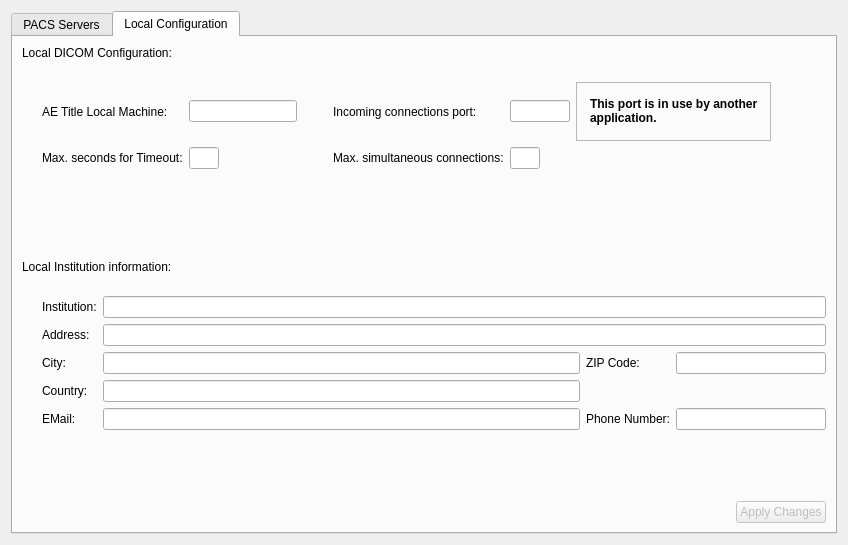
Old version of the form starviewer/src/inputoutput/qconfigurationscreenbase.ui in the repository starviewer-medical/starviewer.
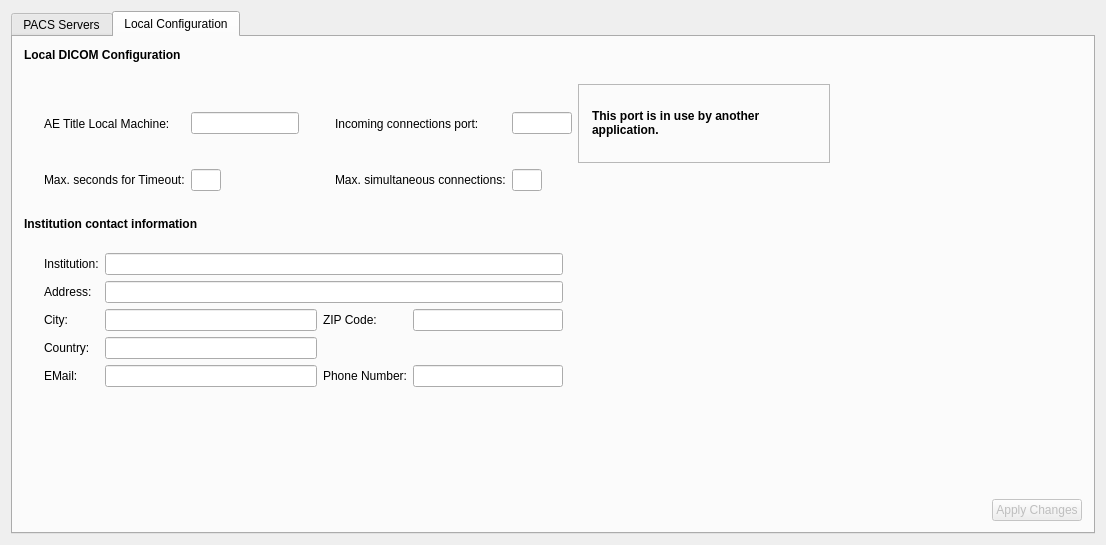
New version of the form. The open tabs and pages were chosen to show the change. Icons and pictures are not drawn.

Commit message: ENH:Es fa un petit restyling adaptant a la resta d'interfícies

What changed in the file:
```diff
--- a/starviewer/src/inputoutput/qconfigurationscreenbase.ui
+++ b/starviewer/src/inputoutput/qconfigurationscreenbase.ui
@@ -6,7 +6,7 @@
    <rect>
     <x>0</x>
     <y>0</y>
-    <width>848</width>
+    <width>1106</width>
     <height>545</height>
    </rect>
   </property>
@@ -489,13 +489,36 @@
       <attribute name="title">
        <string>Local Configuration</string>
       </attribute>
-      <layout class="QGridLayout">
-       <property name="margin">
-        <number>9</number>
-       </property>
-       <property name="spacing">
-        <number>6</number>
-       </property>
+      <layout class="QGridLayout" name="gridLayout_4">
+       <item row="0" column="0">
+        <widget class="QLabel" name="label_15">
+         <property name="font">
+          <font>
+           <weight>75</weight>
+           <bold>true</bold>
+          </font>
+         </property>
+         <property name="text">
+          <string>Local DICOM Configuration</string>
+         </property>
+        </widget>
+       </item>
+       <item row="1" column="0">
+        <spacer>
+         <property name="orientation">
+          <enum>Qt::Vertical</enum>
+         </property>
+         <property name="sizeType">
+          <enum>QSizePolicy::Preferred</enum>
+         </property>
+         <property name="sizeHint" stdset="0">
+          <size>
+           <width>796</width>
+           <height>16</height>
+          </size>
+         </property>
+        </spacer>
+       </item>
        <item row="2" column="0">
         <layout class="QGridLayout">
          <property name="margin">
@@ -670,22 +693,6 @@
            </property>
           </widget>
          </item>
-         <item row="0" column="0" rowspan="2">
-          <spacer>
-           <property name="orientation">
-            <enum>Qt::Horizontal</enum>
-           </property>
-           <property name="sizeType">
-            <enum>QSizePolicy::Preferred</enum>
-           </property>
-           <property name="sizeHint" stdset="0">
-            <size>
-             <width>20</width>
-             <height>87</height>
-            </size>
-           </property>
-          </spacer>
-         </item>
          <item row="1" column="5">
           <widget class="QLineEdit" name="m_textMaxConnections">
            <property name="maximumSize">
@@ -712,16 +719,7 @@
            </property>
           </spacer>
          </item>
-        </layout>
-       </item>
-       <item row="0" column="0">
-        <widget class="QLabel" name="label_15">
-         <property name="text">
-          <string>Local DICOM Configuration:</string>
-         </property>
-        </widget>
-       </item>
-       <item row="3" column="0">
+         <item row="0" column="0" rowspan="2">
         <spacer>
          <property name="orientation">
           <enum>Qt::Horizontal</enum>
@@ -732,74 +730,60 @@
          <property name="sizeHint" stdset="0">
           <size>
            <width>20</width>
-           <height>20</height>
+             <height>87</height>
           </size>
          </property>
         </spacer>
        </item>
-       <item row="9" column="0">
-        <layout class="QHBoxLayout">
-         <property name="spacing">
-          <number>6</number>
-         </property>
-         <property name="margin">
-          <number>0</number>
-         </property>
-         <item>
+        </layout>
+       </item>
+       <item row="3" column="0">
           <spacer>
            <property name="orientation">
-            <enum>Qt::Horizontal</enum>
+          <enum>Qt::Vertical</enum>
            </property>
            <property name="sizeType">
-            <enum>QSizePolicy::Expanding</enum>
+          <enum>QSizePolicy::Minimum</enum>
            </property>
            <property name="sizeHint" stdset="0">
             <size>
-             <width>81</width>
+           <width>796</width>
              <height>20</height>
             </size>
            </property>
           </spacer>
          </item>
-         <item>
-          <widget class="QPushButton" name="m_buttonApplyPacs">
-           <property name="enabled">
-            <bool>false</bool>
-           </property>
-           <property name="toolTip">
-            <string>Apply changes</string>
-           </property>
-           <property name="layoutDirection">
-            <enum>Qt::RightToLeft</enum>
+       <item row="4" column="0">
+        <widget class="QLabel" name="label_14">
+         <property name="font">
+          <font>
+           <weight>75</weight>
+           <bold>true</bold>
+          </font>
            </property>
            <property name="text">
-            <string>Apply Changes</string>
+          <string>Institution contact information</string>
            </property>
           </widget>
          </item>
-        </layout>
-       </item>
-       <item row="8" column="0">
+       <item row="5" column="0">
         <spacer>
          <property name="orientation">
           <enum>Qt::Vertical</enum>
          </property>
+         <property name="sizeType">
+          <enum>QSizePolicy::Fixed</enum>
+         </property>
          <property name="sizeHint" stdset="0">
           <size>
-           <width>20</width>
-           <height>40</height>
+           <width>796</width>
+           <height>16</height>
           </size>
          </property>
         </spacer>
        </item>
-       <item row="7" column="0">
-        <layout class="QHBoxLayout">
-         <property name="spacing">
-          <number>6</number>
-         </property>
-         <property name="margin">
-          <number>0</number>
-         </property>
+       <item row="6" column="0">
+        <layout class="QHBoxLayout" name="horizontalLayout">
          <item>
           <spacer>
            <property name="orientation">
@@ -951,62 +935,75 @@
            </item>
           </layout>
          </item>
+         <item>
+          <spacer name="horizontalSpacer_3">
+           <property name="orientation">
+            <enum>Qt::Horizontal</enum>
+           </property>
+           <property name="sizeHint" stdset="0">
+            <size>
+             <width>40</width>
+             <height>20</height>
+            </size>
+           </property>
+          </spacer>
+         </item>
         </layout>
        </item>
-       <item row="6" column="0">
+       <item row="7" column="0">
         <spacer>
          <property name="orientation">
           <enum>Qt::Vertical</enum>
          </property>
-         <property name="sizeType">
-          <enum>QSizePolicy::Preferred</enum>
-         </property>
          <property name="sizeHint" stdset="0">
           <size>
-           <width>796</width>
-           <height>16</height>
+           <width>20</width>
+           <height>40</height>
           </size>
          </property>
         </spacer>
        </item>
-       <item row="5" column="0">
-        <widget class="QLabel" name="label_14">
-         <property name="text">
-          <string>Local Institution information:</string>
+       <item row="8" column="0">
+        <layout class="QHBoxLayout">
+         <property name="spacing">
+          <number>6</number>
          </property>
-        </widget>
-       </item>
-       <item row="4" column="0">
+         <property name="margin">
+          <number>0</number>
+         </property>
+         <item>
         <spacer>
          <property name="orientation">
-          <enum>Qt::Vertical</enum>
+            <enum>Qt::Horizontal</enum>
          </property>
          <property name="sizeType">
           <enum>QSizePolicy::Expanding</enum>
          </property>
          <property name="sizeHint" stdset="0">
           <size>
-           <width>796</width>
-           <height>30</height>
+             <width>81</width>
+             <height>20</height>
           </size>
          </property>
         </spacer>
        </item>
-       <item row="1" column="0">
-        <spacer>
-         <property name="orientation">
-          <enum>Qt::Vertical</enum>
-         </property>
-         <property name="sizeType">
-          <enum>QSizePolicy::Preferred</enum>
-         </property>
-         <property name="sizeHint" stdset="0">
-          <size>
-           <width>796</width>
-           <height>16</height>
-          </size>
-         </property>
-        </spacer>
+         <item>
+          <widget class="QPushButton" name="m_buttonApplyPacs">
+           <property name="enabled">
+            <bool>false</bool>
+           </property>
+           <property name="toolTip">
+            <string>Apply changes</string>
+           </property>
+           <property name="layoutDirection">
+            <enum>Qt::RightToLeft</enum>
+           </property>
+           <property name="text">
+            <string>Apply Changes</string>
+           </property>
+          </widget>
+         </item>
+        </layout>
        </item>
       </layout>
      </widget>
```
Left out of the diff: 31 changed lines with no effect on the pictures. Lines whose indentation alone changed are shown as unchanged.
